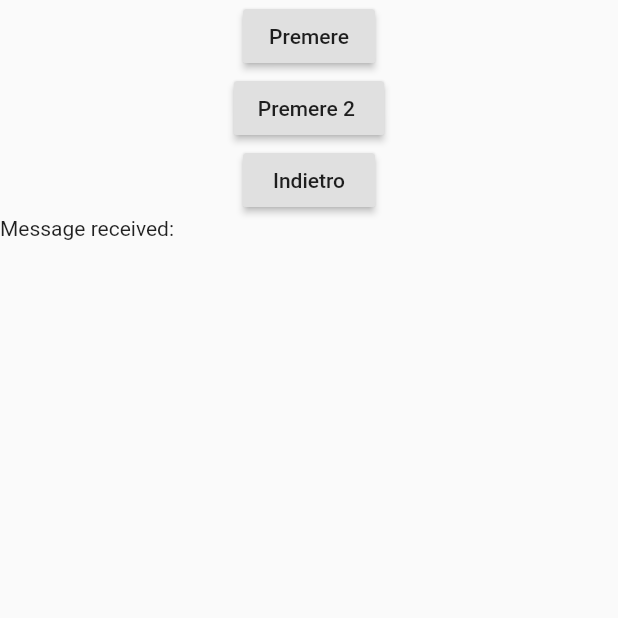
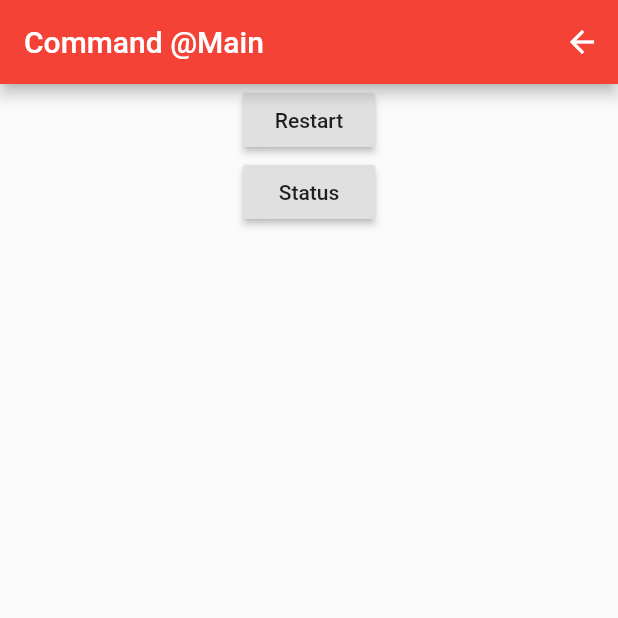
Before and after one commit to Rototype/ECPFlutterTestTool, a Flutter app: the CallPage screen opened directly, on a phone screen of 412 x 824 dp, the top half of it. Run offline on Flutter 3.47's test engine with Material 2 defaults, Android fonts, the phone set to English and light mode, and no system bars; missing offline and left inert: dart:html.

```diff
--- a/lib/call_page.dart
+++ /dev/null
@@ -1,50 +0,0 @@
-import 'package:FlutterFirebase2/main.dart';
-import 'package:flutter/material.dart';
-import 'user_repository.dart';
-import 'package:provider/provider.dart';
-
-class CallPage extends StatelessWidget {
-
-
-  //TextEditingController controller = new TextEditingController();
-
-  @override
-  Widget build(BuildContext context) {
-    return Container(
-        child: Consumer<UserRepository>(builder: (_, user, __) {
-          return Column(
-            children: <Widget>[
-              RaisedButton(
-                child: Text('Premere'),
-                onPressed: () {
-                  user.send('true@call');
-                },
-              ),
-              RaisedButton(
-                child: Text('Premere 2 '),
-                onPressed: () {
-                  user.send('false@call');
-                },
-              ),
-              RaisedButton(
-                child: Text('Indietro'),
-                onPressed: () {
-                  user.openHome();
-                },
-              ),
-              Row(
-
-                children: <Widget>[
-                  Text('Message received: '),
-                  Text(
-                    user.messageString
-                  )
-                ],
-              )
-            ]
-          );
-        }
-      )
-    );
-  }
-}
--- a/lib/main.dart
+++ b/lib/main.dart
@@ -3,8 +3,8 @@ import 'dart:async';
 import 'package:flutter/material.dart';
 import 'package:provider/provider.dart';
 import 'login_page.dart';
+import 'mainCommand_page.dart';
 import 'user_repository.dart';
-import 'call_page.dart';
 
 void main() => runApp(MyApp());
 TextEditingController controller = TextEditingController();
@@ -35,7 +35,7 @@ class HomePage extends StatelessWidget {
   @override
   Widget build(BuildContext context) {
     return ChangeNotifierProvider(
-      builder: (_) => UserRepository(),
+      create: (_) => UserRepository(),
       child: Consumer(
         builder: (context, UserRepository user, _) {
           switch (user.status) {
--- /dev/null
+++ b/lib/mainCommand_page.dart
@@ -0,0 +1,68 @@
+import 'main.dart';
+import 'package:flutter/material.dart';
+import 'user_repository.dart';
+import 'package:provider/provider.dart';
+
+class CallPage extends StatelessWidget {
+
+  //127:8080
+  //TextEditingController controller = new TextEditingController();
+
+  @override
+  Widget build(BuildContext context) {
+    return Consumer<UserRepository>(builder: (_, user, __) {
+    return Scaffold(
+      appBar: AppBar(
+        title: Text('Command @Main'),
+        actions: <Widget>[
+          IconButton(
+            icon: Icon(Icons.arrow_back),
+            onPressed: (){
+              user.openHome();
+            }
+          )
+        ],
+      ),
+        body:
+           Column(
+            children: <Widget>[
+              RaisedButton(
+                child: Text('Restart'),
+                onPressed: () {
+                  user.send('CMD_Restart@Main#');
+                },
+              ),
+              RaisedButton(
+                child: Text('Status'),
+                onPressed: () {
+                  Future.delayed(const Duration(milliseconds: 2000), () {
+                  user.send('CMD_Status@Main#');
+                  });
+                },
+              ),
+              Padding(
+                padding: EdgeInsets.fromLTRB(60, 30, 60, 0),
+                child:SizedBox(
+                  height: 350,
+                  child:ListView.builder(
+                    shrinkWrap: true,
+                    itemCount: user.messageString.length,
+                    itemBuilder: (BuildContext ctxt, int index) {
+                      return Text(
+                        user.messageString[index],
+                        style: TextStyle(
+                          color: Colors.black,
+                          fontSize: 12,
+                        ),
+                      );
+                    }
+                  )
+                )
+              )
+            ]
+          )
+        );
+      }
+    );
+  }
+}
--- a/lib/user_repository.dart
+++ b/lib/user_repository.dart
@@ -1,9 +1,9 @@
 import 'dart:async';
+import 'dart:html';
 
 import 'package:flutter/widgets.dart';
 import 'package:web_socket_channel/html.dart';
 import 'package:web_socket_channel/web_socket_channel.dart';
-import 'main.dart';
 
 enum Status { Authenticated, Authenticating, Unauthenticated, CallPage }
 
@@ -12,7 +12,7 @@ class UserRepository with ChangeNotifier {
   String _url = "wss://echo.websocket.org";
   Status status = Status.Unauthenticated;
   Timer timer;
-  String messageString = "";
+  List<String> messageString = new List<String>() ;
 
   UserRepository();
 
@@ -24,25 +24,35 @@ class UserRepository with ChangeNotifier {
         return false;
       } else {
         _channel.stream.listen((message) {
-          if (message == 'ping') print(message);
 
-          var split = message.split('@');
-          switch (split[1]) {
-            case 'call':
-              print('call: $message');
-              messageString = message;
-              openCall();
-              break;
-            case 'endCall':
-              print('endCall: $message');
-              break;
-            case 'brightness':
-              print('brightness: $message');
-              break;
-            case 'camera':
-              print('camera: $message');
-              break;
-          }
+          messageString.add(message);
+          notifyListeners();
+
+          // if (message == 'ping') print(message);
+          // var split = message.split('@');
+          // switch (split[1]) {
+          //   case 'call':
+          //     if(status == Status.CallPage)
+          //     {
+          //       print('call: $message');
+          //       messageString.add(message);
+          //       notifyListeners();
+          //     }
+          //     else{
+          //       print('call: $message');
+          //       messageString.add(message);
+          //     }
+          //     break;
+          //   case 'endCall':
+          //     print('endCall: $message');
+          //     break;
+          //   case 'brightness':
+          //     print('brightness: $message');
+          //     break;
+          //   case 'camera':
+          //     print('camera: $message');
+          //     break;
+          // }
         }, onDone: () {
           print('done');
           status = Status.Unauthenticated;
```
